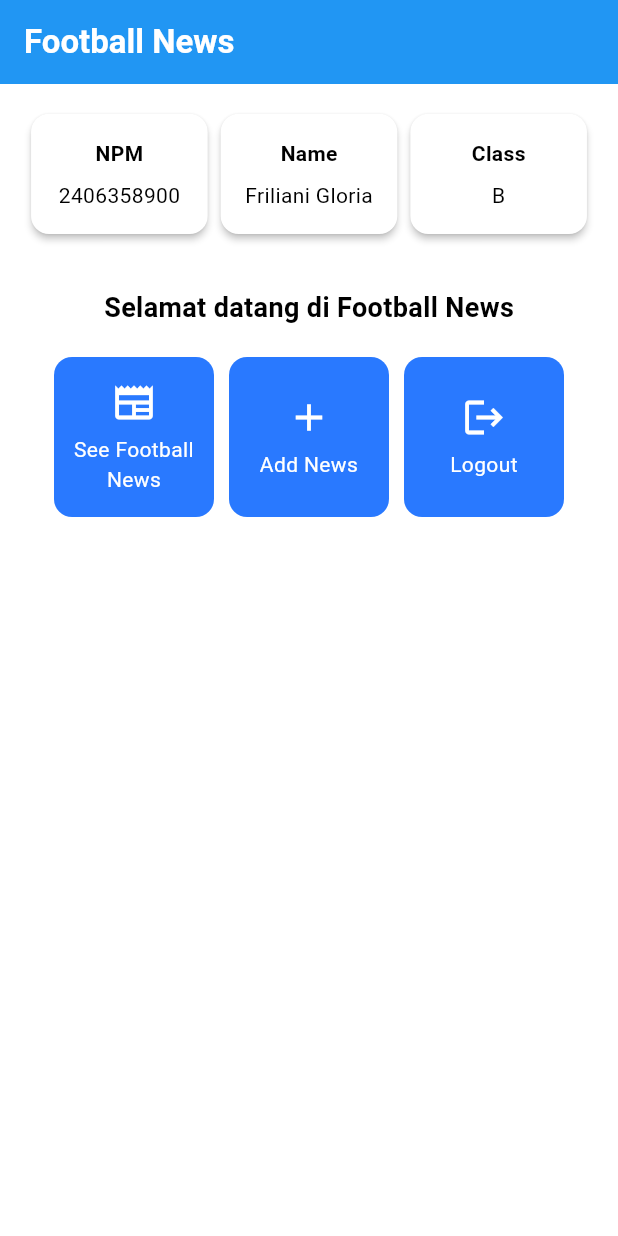
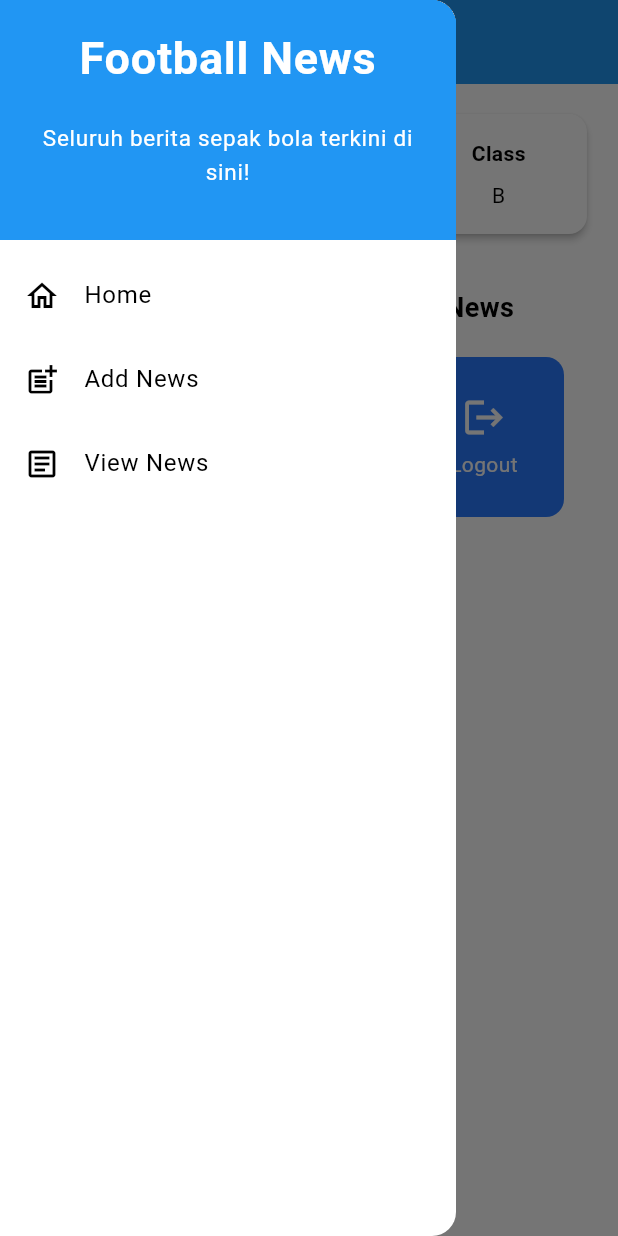
Before and after one commit to frilianigloria/football-news-mobile, a Flutter app: the screen it shows after launch, with the side drawer open (before the commit the screen has no drawer), on a phone screen of 412 x 824 dp. Run offline on Flutter 3.47's test engine with Material 3 defaults, Android fonts, the phone set to English and light mode, and no system bars.

Commit message:
Tutorial 7

```diff
--- a/lib/main.dart
+++ b/lib/main.dart
@@ -1,5 +1,5 @@
 import 'package:flutter/material.dart';
-import 'package:football_news/menu.dart';
+import 'package:football_news/screens/menu.dart';
 
 void main() {
   runApp(const MyApp());
--- a/lib/menu.dart
+++ b/lib/screens/menu.dart
@@ -1,4 +1,6 @@
 import 'package:flutter/material.dart';
+import 'package:football_news/widgets/left_drawer.dart';
+import 'package:football_news/widgets/news_card.dart';
 
 class MyHomePage extends StatelessWidget {
   MyHomePage({super.key});
@@ -30,6 +32,7 @@ class MyHomePage extends StatelessWidget {
         // Warna latar belakang AppBar diambil dari skema warna tema aplikasi.
         backgroundColor: Theme.of(context).colorScheme.primary,
       ),
+      drawer: LeftDrawer(),
       // Body halaman dengan padding di sekelilingnya.
       body: Padding(
         padding: const EdgeInsets.all(16.0),
@@ -132,57 +135,3 @@ class ItemHomepage {
 
   ItemHomepage(this.name, this.icon);
 }
-
-class ItemCard extends StatelessWidget {
-  // Menampilkan kartu dengan ikon dan nama.
-
-  final ItemHomepage item;
-
-  const ItemCard(this.item, {super.key});
-
-  @override
-  Widget build(BuildContext context) {
-    return Material(
-      // Menentukan warna latar belakang dari tema aplikasi.
-      color: Theme.of(context).colorScheme.secondary,
-      // Membuat sudut kartu melengkung.
-      borderRadius: BorderRadius.circular(12),
-
-      child: InkWell(
-        // Aksi ketika kartu ditekan.
-        onTap: () {
-          // Menampilkan pesan SnackBar saat kartu ditekan.
-          ScaffoldMessenger.of(context)
-            ..hideCurrentSnackBar()
-            ..showSnackBar(
-              SnackBar(content: Text("Kamu telah menekan tombol ${item.name}!"))
-            );
-        },
-        // Container untuk menyimpan Icon dan Text
-        child: Container(
-          padding: const EdgeInsets.all(8),
-          child: Center(
-            child: Column(
-              // Menyusun ikon dan teks di tengah kartu.
-              mainAxisAlignment: MainAxisAlignment.center,
-              children: [
-                Icon(
-                  item.icon,
-                  color: Colors.white,
-                  size: 30.0,
-                ),
-                const Padding(padding: EdgeInsets.all(3)),
-                Text(
-                  item.name,
-                  textAlign: TextAlign.center,
-                  style: const TextStyle(color: Colors.white),
-                ),
-              ],
-            ),
-          ),
-        ),
-      ),
-    );
-  }
-
-}
--- /dev/null
+++ b/lib/widgets/left_drawer.dart
@@ -0,0 +1,82 @@
+import 'package:flutter/material.dart';
+import 'package:football_news/screens/menu.dart';
+import 'package:football_news/screens/newslist_form.dart';
+
+class LeftDrawer extends StatelessWidget {
+  const LeftDrawer({super.key});
+
+  @override
+  Widget build(BuildContext context) {
+    return Drawer(
+      child: ListView(
+        children: [
+          const DrawerHeader(
+            decoration: BoxDecoration(
+              color: Colors.blue,
+            ),
+            child: Column(
+              children: [
+                Text(
+                  'Football News',
+                  textAlign: TextAlign.center,
+                  style: TextStyle(
+                    fontSize: 30,
+                    fontWeight: FontWeight.bold,
+                    color: Colors.white,
+                  ),
+                ),
+                Padding(padding: EdgeInsets.all(10)),
+                Text("Seluruh berita sepak bola terkini di sini!",
+                      textAlign: TextAlign.center,
+                      style: TextStyle(
+                        fontSize: 15,
+                        color: Colors.white,
+                        fontWeight: FontWeight.normal,
+                      )
+                )
+              ],
+            ),
+          ),
+          ListTile(
+            leading: const Icon(Icons.home_outlined),
+            title: const Text('Home'),
+            // Bagian redirection ke MyHomePage
+            onTap: () {
+              Navigator.pushReplacement(
+                  context,
+                  MaterialPageRoute(
+                    builder: (context) => MyHomePage(),
+                  ));
+            },
+          ),
+          ListTile(
+            leading: const Icon(Icons.post_add),
+            title: const Text('Add News'),
+            // Bagian redirection ke NewsFormPage
+            onTap: () {
+              /*
+              TODO: Buatlah routing ke NewsFormPage di sini,
+              setelah halaman NewsFormPage sudah dibuat.
+              */
+              Navigator.push(context,
+                MaterialPageRoute(
+                  builder: (context) => const NewsFormPage(),
+                )
+              );
+            },
+          ),
+          ListTile(
+            leading: const Icon(Icons.article_outlined),
+            title: const Text('View News'),
+            onTap: () {
+              Navigator.push(
+                context,
+                MaterialPageRoute(builder: (context) => const NewsFormPage()),
+              );
+            },
+          ),
+        ],
+      ),
+    );
+  }
+}
--- /dev/null
+++ b/lib/widgets/news_card.dart
@@ -0,0 +1,63 @@
+import 'package:flutter/material.dart';
+import 'package:football_news/screens/menu.dart';
+import 'package:football_news/screens/newslist_form.dart';
+
+class ItemCard extends StatelessWidget {
+  // Menampilkan kartu dengan ikon dan nama.
+
+  final ItemHomepage item;
+
+  const ItemCard(this.item, {super.key});
+
+  @override
+  Widget build(BuildContext context) {
+    return Material(
+      // Menentukan warna latar belakang dari tema aplikasi.
+      color: Theme.of(context).colorScheme.secondary,
+      // Membuat sudut kartu melengkung.
+      borderRadius: BorderRadius.circular(12),
+
+      child: InkWell(
+        // Aksi ketika kartu ditekan.
+        onTap: () {
+          // Memunculkan SnackBar ketika diklik
+          ScaffoldMessenger.of(context)
+            ..hideCurrentSnackBar()
+            ..showSnackBar(SnackBar(
+                content: Text("Kamu telah menekan tombol ${item.name}!")));
+
+          // Navigate ke route yang sesuai (tergantung jenis tombol)
+          if (item.name == "Tambah Berita") {
+            Navigator.push(context,
+              MaterialPageRoute(builder: (context) => const NewsFormPage()));
+          }
+
+        },
+        // Container untuk menyimpan Icon dan Text
+        child: Container(
+          padding: const EdgeInsets.all(8),
+          child: Center(
+            child: Column(
+              // Menyusun ikon dan teks di tengah kartu.
+              mainAxisAlignment: MainAxisAlignment.center,
+              children: [
+                Icon(
+                  item.icon,
+                  color: Colors.white,
+                  size: 30.0,
+                ),
+                const Padding(padding: EdgeInsets.all(3)),
+                Text(
+                  item.name,
+                  textAlign: TextAlign.center,
+                  style: const TextStyle(color: Colors.white),
+                ),
+              ],
+            ),
+          ),
+        ),
+      ),
+    );
+  }
+
+}
```
Also changed, not shown: form_sample/analysis_options.yaml (added, +28 -0 lines), form_sample/lib/main.dart (added, +64 -0 lines), form_sample/pubspec.yaml (added, +89 -0 lines), lib/screens/newslist_form.dart (added, +214 -0 lines), form_sample/pubspec.lock (added), 124 other files.
